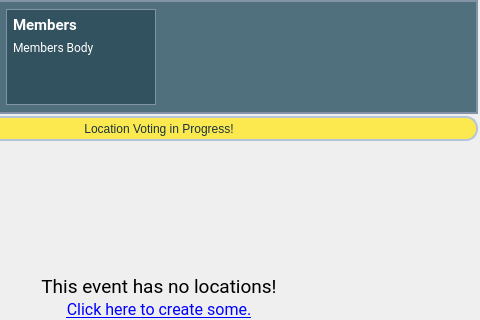
Before: the Qt Designer form src/app/gui/forms/widgeteventpanel.ui in botorabi/Meet4Eat-Desktop, drawn with Qt 5; both pictures show x 160 to 640 and y 0 to 320 of the 640 by 480 pixel window.
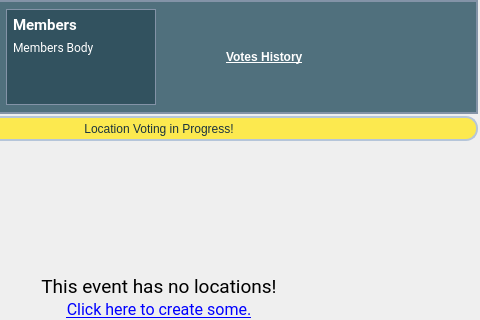
After: the same form once the commit is applied. Icons and pictures are not drawn. Custom widgets are drawn as their Qt base class.

Commit message: Begin the work on event voting history

Diff of the .ui file:
```diff
--- a/src/app/gui/forms/widgeteventpanel.ui
+++ b/src/app/gui/forms/widgeteventpanel.ui
@@ -224,6 +224,29 @@
           </property>
          </spacer>
         </item>
+        <item>
+         <widget class="QLabel" name="label_2">
+          <property name="styleSheet">
+           <string notr="true">color: white;</string>
+          </property>
+          <property name="text">
+           <string>&lt;html&gt;&lt;head/&gt;&lt;body&gt;&lt;p&gt;&lt;a href=&quot;VOTES_HISTORY&quot;&gt;&lt;span style=&quot; font-weight:600; text-decoration: underline; color:#ffffff;&quot;&gt;Votes History&lt;/span&gt;&lt;/a&gt;&lt;/p&gt;&lt;/body&gt;&lt;/html&gt;</string>
+          </property>
+         </widget>
+        </item>
+        <item>
+         <spacer name="horizontalSpacer_3">
+          <property name="orientation">
+           <enum>Qt::Horizontal</enum>
+          </property>
+          <property name="sizeHint" stdset="0">
+           <size>
+            <width>40</width>
+            <height>20</height>
+           </size>
+          </property>
+         </spacer>
+        </item>
         <item>
          <layout class="QVBoxLayout" name="verticalLayout_8">
           <item>
```
Left out of the diff: 16 changed lines with no effect on the pictures. The commit also changes 3 other files.
